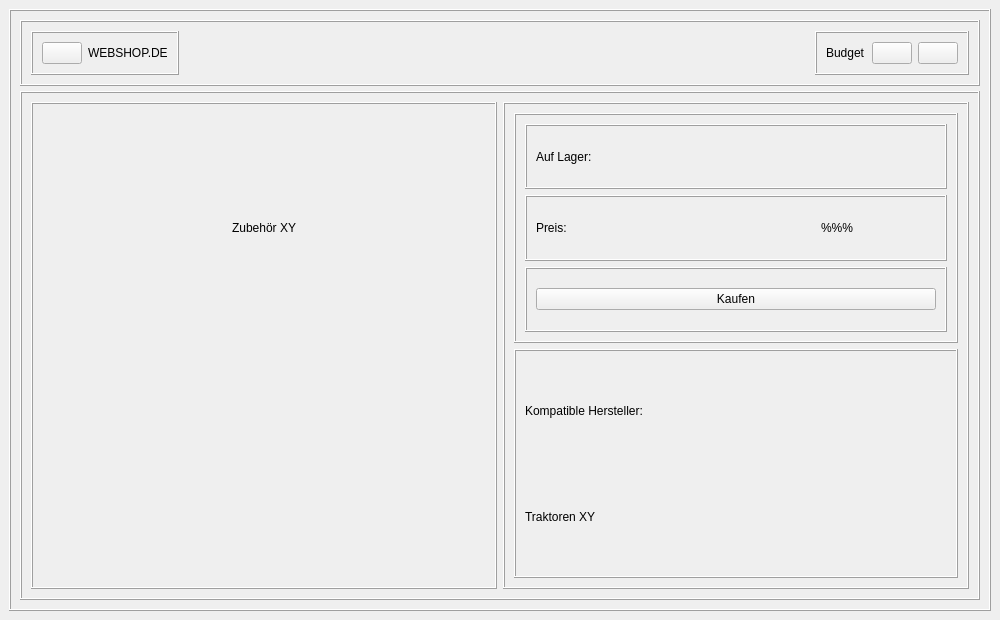
Above: frontend/accessoriesWindow.ui from nhatlam96/gui-xtraktor before the change. Below: the same form after it.
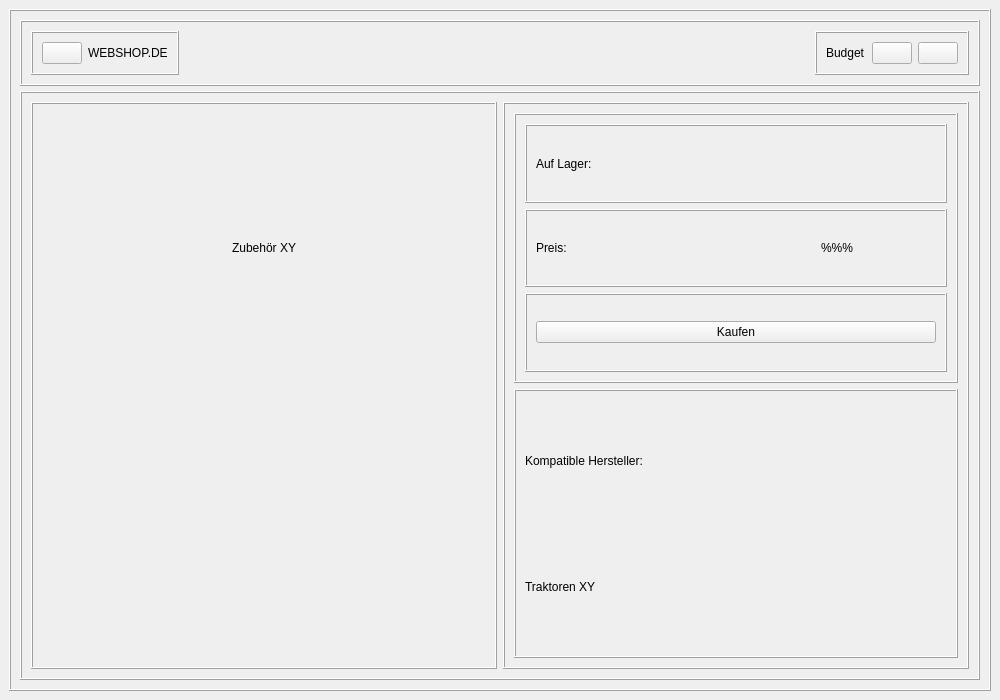
That is the form after the change. Icons and pictures are not drawn.

```diff
--- a/frontend/accessoriesWindow.ui
+++ b/frontend/accessoriesWindow.ui
@@ -7,25 +7,25 @@
     <x>0</x>
     <y>0</y>
     <width>1000</width>
-    <height>620</height>
+    <height>700</height>
    </rect>
   </property>
   <property name="sizePolicy">
-   <sizepolicy hsizetype="Fixed" vsizetype="Fixed">
+   <sizepolicy hsizetype="Preferred" vsizetype="Preferred">
     <horstretch>0</horstretch>
     <verstretch>0</verstretch>
    </sizepolicy>
   </property>
   <property name="minimumSize">
    <size>
-    <width>1000</width>
-    <height>620</height>
+    <width>0</width>
+    <height>0</height>
    </size>
   </property>
   <property name="maximumSize">
    <size>
-    <width>1000</width>
-    <height>1000</height>
+    <width>16777215</width>
+    <height>16777215</height>
    </size>
   </property>
   <property name="windowTitle">
```
